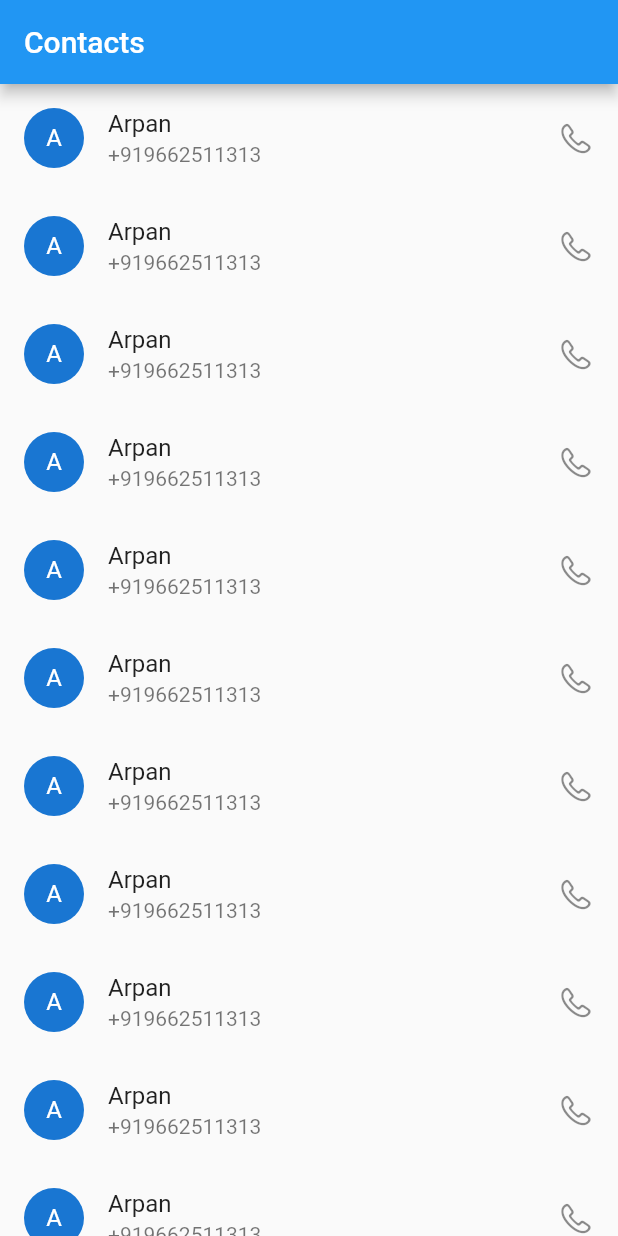
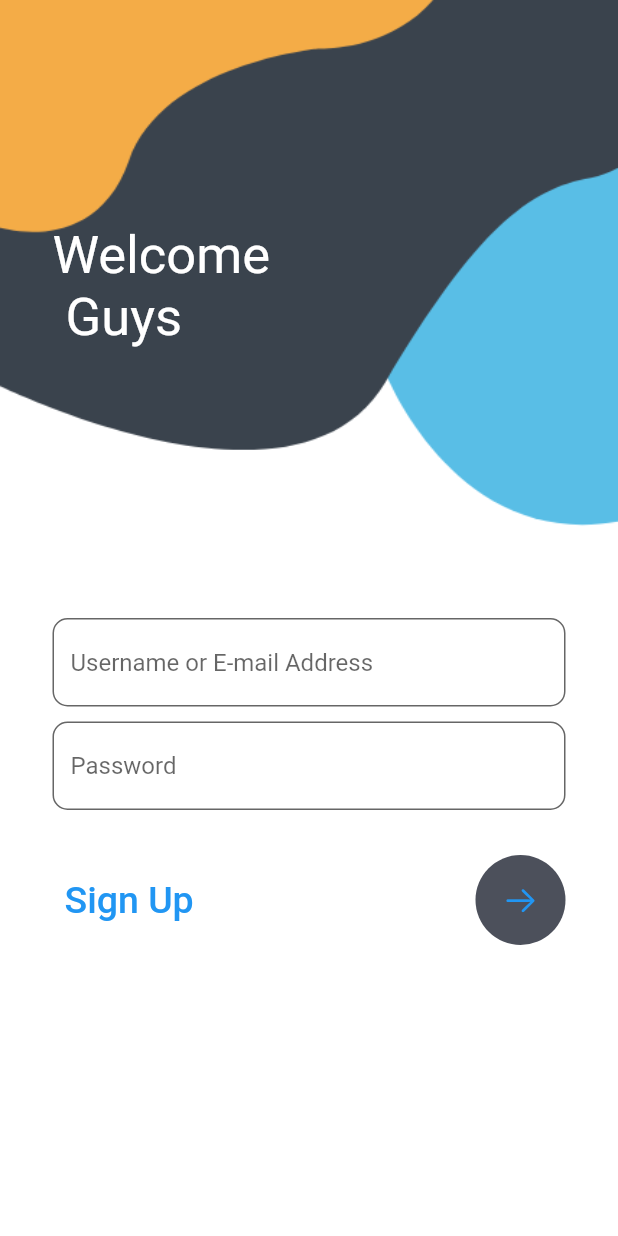
Before and after one commit to abpadamani/flutterinternship, a Flutter app: the screen it shows after launch, on a phone screen of 412 x 824 dp. Run offline on Flutter 3.47's test engine with Material 2 defaults, Android fonts, the phone set to English and light mode, and no system bars; our stand-ins replace google_fonts; Roboto replaces fonts that are missing (Ubuntu).

Commit message:
loginscreen completed

```diff
--- a/lib/ScrollList/slist.dart
+++ /dev/null
@@ -1,163 +0,0 @@
-import 'package:flutter/cupertino.dart';
-import 'package:flutter/material.dart';
-import 'package:cupertino_icons/cupertino_icons.dart';
-import 'package:internship/main.dart';
-
-class Mylist extends StatefulWidget {
-  const Mylist({Key? key}) : super(key: key);
-
-  @override
-  State<Mylist> createState() => _MylistState();
-}
-
-class _MylistState extends State<Mylist> {
-  @override
-  Widget build(BuildContext context) {
-    return Scaffold(
-      appBar: AppBar(title: Text("Contacts")),
-      body: SafeArea(
-          child: Container(
-        child: ListView(
-          children: [
-            ListTile(
-              leading: CircleAvatar(
-                child: Text("A"),
-              ),
-              title: Text("Arpan"),
-              subtitle: Text("+919662511313"),
-              trailing: Icon(CupertinoIcons.phone),
-            ),
-            ListTile(
-              leading: CircleAvatar(
-                child: Text("A"),
-              ),
-              title: Text("Arpan"),
-              subtitle: Text("+919662511313"),
-              trailing: Icon(CupertinoIcons.phone),
-            ),
-            ListTile(
-              leading: CircleAvatar(
-                child: Text("A"),
-              ),
-              title: Text("Arpan"),
-              subtitle: Text("+919662511313"),
-              trailing: Icon(CupertinoIcons.phone),
-            ),
-            ListTile(
-              leading: CircleAvatar(
-                child: Text("A"),
-              ),
-              title: Text("Arpan"),
-              subtitle: Text("+919662511313"),
-              trailing: Icon(CupertinoIcons.phone),
-            ),
-            ListTile(
-              leading: CircleAvatar(
-                child: Text("A"),
-              ),
-              title: Text("Arpan"),
-              subtitle: Text("+919662511313"),
-              trailing: Icon(CupertinoIcons.phone),
-            ),
-            ListTile(
-              leading: CircleAvatar(
-                child: Text("A"),
-              ),
-              title: Text("Arpan"),
-              subtitle: Text("+919662511313"),
-              trailing: Icon(CupertinoIcons.phone),
-            ),
-            ListTile(
-              leading: CircleAvatar(
-                child: Text("A"),
-              ),
-              title: Text("Arpan"),
-              subtitle: Text("+919662511313"),
-              trailing: Icon(CupertinoIcons.phone),
-            ),
-            ListTile(
-              leading: CircleAvatar(
-                child: Text("A"),
-              ),
-              title: Text("Arpan"),
-              subtitle: Text("+919662511313"),
-              trailing: Icon(CupertinoIcons.phone),
-            ),
-            ListTile(
-              leading: CircleAvatar(
-                child: Text("A"),
-              ),
-              title: Text("Arpan"),
-              subtitle: Text("+919662511313"),
-              trailing: Icon(CupertinoIcons.phone),
-            ),
-            ListTile(
-              leading: CircleAvatar(
-                child: Text("A"),
-              ),
-              title: Text("Arpan"),
-              subtitle: Text("+919662511313"),
-              trailing: Icon(CupertinoIcons.phone),
-            ),
-            ListTile(
-              leading: CircleAvatar(
-                child: Text("A"),
-              ),
-              title: Text("Arpan"),
-              subtitle: Text("+919662511313"),
-              trailing: Icon(CupertinoIcons.phone),
-            ),
-            ListTile(
-              leading: CircleAvatar(
-                child: Text("A"),
-              ),
-              title: Text("Arpan"),
-              subtitle: Text("+919662511313"),
-              trailing: Icon(CupertinoIcons.phone),
-            ),
-            ListTile(
-              leading: CircleAvatar(
-                child: Text("A"),
-              ),
-              title: Text("Arpan"),
-              subtitle: Text("+919662511313"),
-              trailing: Icon(CupertinoIcons.phone),
-            ),
-            ListTile(
-              leading: CircleAvatar(
-                child: Text("A"),
-              ),
-              title: Text("Arpan"),
-              subtitle: Text("+919662511313"),
-              trailing: Icon(CupertinoIcons.phone),
-            ),
-            ListTile(
-              leading: CircleAvatar(
-                child: Text("A"),
-              ),
-              title: Text("Arpan"),
-              subtitle: Text("+919662511313"),
-              trailing: Icon(CupertinoIcons.phone),
-            ),
-            ListTile(
-              leading: CircleAvatar(
-                child: Text("A"),
-              ),
-              title: Text("Arpan"),
-              subtitle: Text("+919662511313"),
-              trailing: Icon(CupertinoIcons.phone),
-            ),
-            ListTile(
-              leading: CircleAvatar(
-                child: Text("A"),
-              ),
-              title: Text("Arpan"),
-              subtitle: Text("+919662511313"),
-              trailing: Icon(CupertinoIcons.phone),
-            ),
-          ],
-        ),
-      )),
-    );
-  }
-}
--- /dev/null
+++ b/lib/loginscreen/login.dart
@@ -0,0 +1,98 @@
+import 'dart:ui';
+
+import 'package:flutter/cupertino.dart';
+import 'package:flutter/material.dart';
+import 'package:google_fonts/google_fonts.dart';
+import 'package:cupertino_icons/cupertino_icons.dart';
+
+class MyLogin extends StatefulWidget {
+  const MyLogin({Key? key}) : super(key: key);
+
+  @override
+  State<MyLogin> createState() => _MyLoginState();
+}
+
+class _MyLoginState extends State<MyLogin> {
+  @override
+  Widget build(BuildContext context) {
+    return Container(
+      decoration: BoxDecoration(
+          image: DecorationImage(
+              image: AssetImage("assets/img/login.png"), fit: BoxFit.fill)),
+      child: Scaffold(
+        backgroundColor: Colors.transparent,
+        body: Stack(
+          children: [
+            Container(
+              padding: EdgeInsets.only(left: 35, top: 150),
+              child: Text(
+                "Welcome \n Guys",
+                style: GoogleFonts.ubuntu(
+                    textStyle: TextStyle(color: Colors.white, fontSize: 35)),
+              ),
+            ),
+            SingleChildScrollView(
+              child: Container(
+                padding: EdgeInsets.only(
+                    top: MediaQuery.of(context).size.height * 0.5,
+                    left: 35,
+                    right: 35),
+                child: Column(
+                  children: [
+                    TextFormField(
+                      decoration: InputDecoration(
+                          focusColor: Color(0xff4c505b),
+                          fillColor: Colors.white,
+                          filled: true,
+                          hintText: "Username or E-mail Address",
+                          hintStyle: GoogleFonts.ubuntu(),
+                          border: OutlineInputBorder(
+                              borderSide: BorderSide(color: Colors.black),
+                              borderRadius: BorderRadius.circular(10))),
+                    ),
+                    SizedBox(height: 10),
+                    TextFormField(
+                      obscureText: true,
+                      decoration: InputDecoration(
+                          fillColor: Colors.white,
+                          filled: true,
+                          hintText: "Password",
+                          hintStyle: GoogleFonts.ubuntu(),
+                          border: OutlineInputBorder(
+                              borderSide: BorderSide(color: Colors.black),
+                              borderRadius: BorderRadius.circular(10))),
+                    ),
+                    SizedBox(
+                      height: 30,
+                    ),
+                    Row(
+                      mainAxisAlignment: MainAxisAlignment.spaceBetween,
+                      children: [
+                        TextButton(
+                            onPressed: () {},
+                            child: Text(
+                              "Sign Up",
+                              style: GoogleFonts.ubuntu(
+                                  textStyle: TextStyle(
+                                      color: Colors.blue, fontSize: 25)),
+                            )),
+                        CircleAvatar(
+                          radius: 30,
+                          child: Icon(
+                            CupertinoIcons.arrow_right,
+                            color: Colors.blue,
+                          ),
+                          backgroundColor: Color(0xff4c505b),
+                        ),
+                      ],
+                    ),
+                  ],
+                ),
+              ),
+            ),
+          ],
+        ),
+      ),
+    );
+  }
+}
--- a/lib/main.dart
+++ b/lib/main.dart
@@ -1,5 +1,7 @@
 import 'package:flutter/material.dart';
-import 'ScrollList/slist.dart';
+
+import 'loginscreen/login.dart';
+
 
 void main(List<String> args) {
   runApp(MyApp());
@@ -11,7 +13,15 @@ class MyApp extends StatelessWidget {
   @override
   Widget build(BuildContext context) {
     return MaterialApp(
-      home: Mylist(),
+      debugShowCheckedModeBanner: false,
+      home: MyLogin(),
+  initialRoute: 'login',
+      routes: {
+        'login':(context) => MyLogin(),
+
+      },
+
+
     );
   }
 }
```
Also changed, not shown: pubspec.yaml (+9 -1 lines), assets/img/login.png (added), pubspec.lock, 1 other file.
